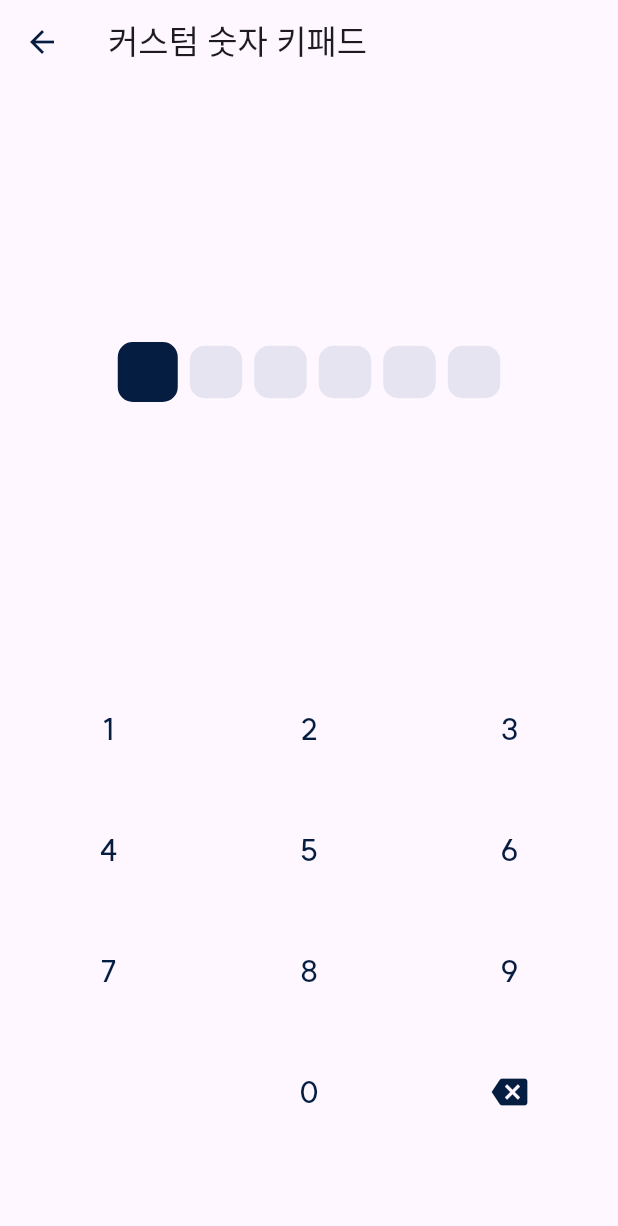
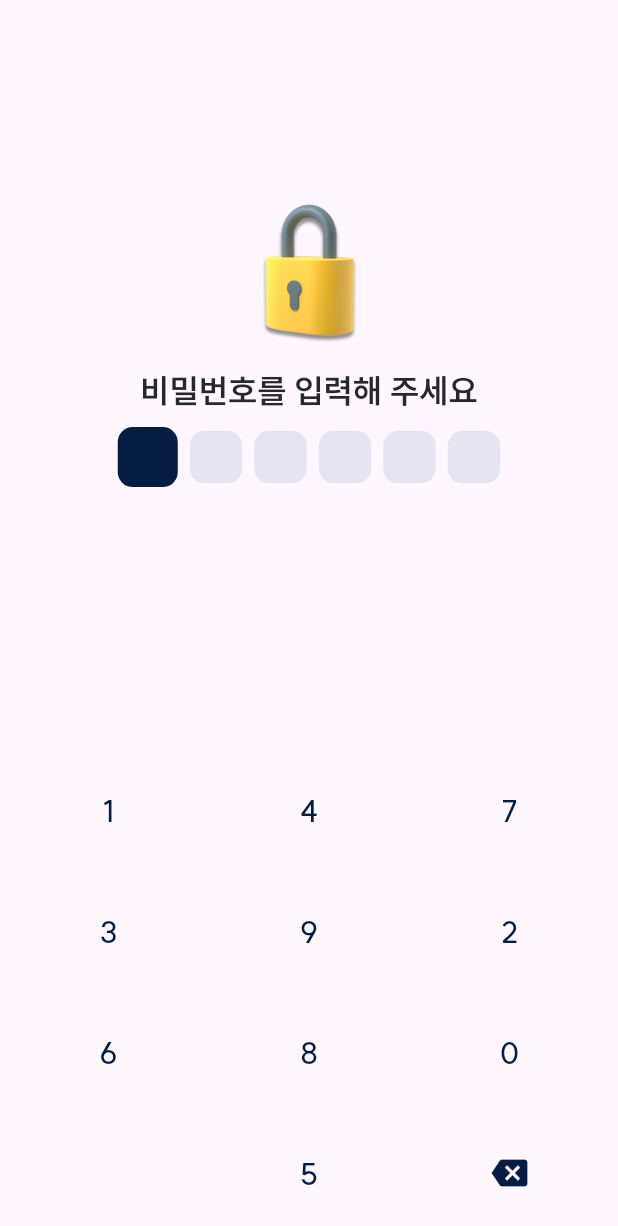
Before and after one commit to pcardchu/pcardchu, a Flutter app: the NumberInputScreen screen opened directly, after a tap on an icon or button, on a phone screen of 412 x 824 dp. Shown: the top 1226 px of the screen. Run offline on Flutter 3.47's test engine with Material 3 defaults, Android fonts, the phone set to English and light mode, and no system bars; our stand-ins replace flutter_dotenv; missing offline and left inert: credit_card_scanner, encrypt, kakao_flutter_sdk; project files that could hold a hidden picture were left out.

Commit message:
💠 feat: NumberPadScreen() 그림 추가, 틀릴 시 텍스트 추가, 흔들리는 애니메이션 추가, 기본 텍스트 Theme 추가

```diff
--- /dev/null
+++ b/frontend/devtools_options.yaml
@@ -0,0 +1 @@
+extensions:
--- a/frontend/lib/animations/shake_animation.dart
+++ b/frontend/lib/animations/shake_animation.dart
@@ -27,7 +27,7 @@ class ShakeAnimation {
       AnimationController controller, {
         double start = 0.0,
         double end = 10.0,
-        Curve curve = Curves.elasticIn,
+        Curve curve = Curves.elasticInOut,
       }) {
     // 흔들림 애니메이션의 범위를 정의합니다.
     return Tween<double>(begin: start, end: end).animate(
--- a/frontend/lib/main.dart
+++ b/frontend/lib/main.dart
@@ -2,6 +2,7 @@ import 'package:flutter/material.dart';
 import 'package:frontend/providers/password_provider.dart';
 import 'package:frontend/theme/app_theme.dart';
 import 'package:frontend/user/screens/login_screen.dart';
+import 'package:frontend/utils/screen_util.dart';
 import 'package:kakao_flutter_sdk/kakao_flutter_sdk_user.dart';
 import 'package:provider/provider.dart';
 import 'providers/login_provider.dart';
@@ -22,6 +23,7 @@ Future main() async {
 class MyApp extends StatelessWidget {
   @override
   Widget build(BuildContext context) {
+    ScreenUtil.init(context);
     return MultiProvider(
       providers: [
         ChangeNotifierProvider(create: (context) => LoginProvider()),
--- a/frontend/lib/providers/password_provider.dart
+++ b/frontend/lib/providers/password_provider.dart
@@ -4,15 +4,45 @@ import 'package:frontend/user/services/password_service.dart';
 
 class PasswordProvider with ChangeNotifier {
   String _inputValue = "";
+  int _wrongCount = 0;
   String tmpAnswer = "123456";
+  List _nums = [0, 1, 2, 3, 4, 5, 6, 7, 8, 9];
 
   String get inputValue => _inputValue;
+  int get wrongCount => _wrongCount;
+  List get nums => _nums;
 
   void addNumber(int number) {
     if (_inputValue.length < 6) { // 최대 6자리 숫자까지 입력 가능
       _inputValue += number.toString();
       notifyListeners(); // 상태가 변경되었음을 알림
+
+      // 비밀번호 길이가 6자리가 되었을 때의 로직
+      if (_inputValue.length == 6) {
+        if (!checkPassword()) {
+          _wrongCount++;
+          notifyListeners();
+
+          if (_wrongCount >= 6) {
+            // wrongCount가 6이 되었을 때의 처리 로직
+            // 예: 사용자에게 경고 메시지를 보여주기
+            // 추가적인 사용자 조치를 여기서 취할 수 있습니다.
+            print("비밀번호 입력 시도 횟수 초과");
+            // clearInput(); // 비밀번호 입력 필드 초기화
+            clearWrongCount(); // wrongCount 초기화
+            // 필요한 경우, 사용자에게 경고 메시지를 보여주는 등의 UI 업데이트
+          }
+        } else {
+          print("비밀번호가 정확합니다.");
+          // 정확한 비밀번호 입력 후의 동작
+        }
+      }
+
     }
+  }
+
+  void shuffleNums(){
+    _nums.shuffle();
   }
 
   void deleteLast() {
@@ -27,6 +57,11 @@ class PasswordProvider with ChangeNotifier {
     notifyListeners(); // 상태가 변경되었음을 알림
   }
 
+  void clearWrongCount() {
+    _wrongCount = 0;
+    notifyListeners();
+  }
+
   bool checkPassword() {
     return _inputValue == tmpAnswer;
   }
--- a/frontend/lib/theme/app_theme.dart
+++ b/frontend/lib/theme/app_theme.dart
@@ -8,6 +8,15 @@ import 'package:frontend/utils/app_fonts.dart';
 class AppTheme {
   static ThemeData get lightTheme {
     return ThemeData(
+      textTheme: TextTheme(
+        bodyLarge: AppFonts.suit(fontSize: 16, fontWeight: FontWeight.normal).copyWith(color: AppColors.textBlack),
+        bodyMedium: AppFonts.suit(fontSize: 14, fontWeight: FontWeight.normal).copyWith(color: AppColors.textBlack),
+        displayLarge: AppFonts.suit(fontSize: 24, fontWeight: FontWeight.bold).copyWith(color: AppColors.textBlack),
+        displayMedium: AppFonts.suit(fontSize: 22, fontWeight: FontWeight.bold).copyWith(color: AppColors.textBlack),
+        // 추가적으로 필요한 텍스트 스타일을 여기에 정의할 수 있습니다.
+      ),
+
+
       //textButton
       textButtonTheme: TextButtonThemeData(
         style: _commonButtonStyle(),
--- a/frontend/lib/user/screens/number_pad_screen.dart
+++ b/frontend/lib/user/screens/number_pad_screen.dart
@@ -1,8 +1,10 @@
 import 'package:flutter/cupertino.dart';
 import 'package:flutter/material.dart';
+import 'package:flutter/widgets.dart';
 import 'package:frontend/providers/password_provider.dart';
 import 'package:frontend/user/widgets/custom_number_pad.dart';
 import 'package:frontend/user/widgets/input_indicator.dart';
+import 'package:frontend/utils/screen_util.dart';
 import 'package:provider/provider.dart';
 
 class NumberInputScreen extends StatefulWidget {
@@ -15,19 +17,19 @@ class _NumberInputScreenState extends State<NumberInputScreen> {
   @override
   Widget build(BuildContext context) {
     return Scaffold(
-      appBar: AppBar(
-        title: Text("커스텀 숫자 키패드"),
-      ),
       body: Column(
-        mainAxisAlignment: MainAxisAlignment.spaceBetween,
+        mainAxisAlignment: MainAxisAlignment.spaceAround,
         children: [
-          // 첫 번째 자식을 Flexible로 감싸서 비율을 지정합니다.
+          Container(height: ScreenUtil.h(10),),
+
           Expanded(
+            // flex: 1,
             child: InputIndicator(),
           ),
-          // 두 번째 자식을 Flexible로 감싸서 비율을 지정합니다.
-          Flexible(
-            flex: 1,
+          Container(height: ScreenUtil.h(10),),
+
+          Expanded(
+            // flex: 1,
             child: CustomNumberPad(),
           ),
         ],
--- a/frontend/lib/user/widgets/custom_number_pad.dart
+++ b/frontend/lib/user/widgets/custom_number_pad.dart
@@ -5,19 +5,30 @@ import 'package:flutter/cupertino.dart';
 import 'package:flutter/material.dart';
 import 'package:frontend/providers/password_provider.dart';
 import 'package:frontend/utils/app_fonts.dart';
+import 'package:frontend/utils/screen_util.dart';
 import 'package:provider/provider.dart';
+class CustomNumberPad extends StatefulWidget {
+  @override
+  _CustomNumberPadState createState() => _CustomNumberPadState();
+}
 
-class CustomNumberPad extends StatelessWidget {
-  // final void Function(int) onNumberSelected;
-  //
-  // CustomNumberPad({required this.onNumberSelected});
+class _CustomNumberPadState extends State<CustomNumberPad> {
+  @override
+  void initState() {
+    super.initState();
+    Provider.of<PasswordProvider>(context, listen: false).shuffleNums();
+  }
 
   @override
   Widget build(BuildContext context) {
     final provider = Provider.of<PasswordProvider>(context);
+    final randomNums = provider.nums;
+    // randomNums.shuffle(); // 배열을 무작위로 섞음
     // final numbers = provider.numbers; // 숫자 배열 상태를 가져옴
 
-    return GridView.count(
+    return Container(
+      // height: ScreenUtil.w(100),
+      child: GridView.count(
         physics: NeverScrollableScrollPhysics(),
         crossAxisCount: 3,
         childAspectRatio: 1.7,
@@ -35,8 +46,7 @@ class CustomNumberPad extends StatelessWidget {
             );
           }
 
-        var randomNums = [0, 1, 2, 3, 4, 5, 6, 7, 8, 9]; // 0부터 9까지의 숫자로 배열 초기화
-        // randomNums.shuffle(Random()); // 배열을 무작위로 섞음
+
 
           // 0을 포함하여 숫자 버튼 (0은 11번째 위치에 있으므로, 인덱스 조정 필요)
           final number = index < 9 ? index + 1 : 0;
@@ -44,12 +54,12 @@ class CustomNumberPad extends StatelessWidget {
           return TextButton(
             child: Text("${randomNums[number]}"),
             onPressed: () => provider.addNumber(randomNums[number]),
-          style: ElevatedButton.styleFrom(
-              elevation: 0,
+            style: TextButton.styleFrom(
               textStyle: AppFonts.suit(fontSize: 20, fontWeight: FontWeight.w600)
             ),
           );
         }),
+      ),
     );
   }
 }
--- a/frontend/lib/user/widgets/input_indicator.dart
+++ b/frontend/lib/user/widgets/input_indicator.dart
@@ -8,22 +8,78 @@ class InputIndicator extends StatefulWidget {
   _InputIndicatorState createState() => _InputIndicatorState();
 }
 
-class _InputIndicatorState extends State<InputIndicator> {
+class _InputIndicatorState extends State<InputIndicator> with SingleTickerProviderStateMixin {
+  AnimationController? _controller;
+  Animation<double>? _shakeAnimation;
+
+  @override
+  void initState() {
+    super.initState();
+    _controller = AnimationController(
+      duration: const Duration(milliseconds: 150),
+      vsync: this,
+    );
+
+    // 흔들림 애니메이션. 좌우로 -10.0에서 10.0까지 이동합니다.
+    _shakeAnimation = Tween<double>(begin: 10, end: -10).animate(_controller!)
+      ..addStatusListener((status) {
+        if (status == AnimationStatus.completed) {
+          _controller!.reverse();
+        } else if (status == AnimationStatus.dismissed) {
+          _controller!.stop(); // 애니메이션이 끝나면 정지합니다.
+          final passwordProvider = Provider.of<PasswordProvider>(context, listen: false);
+          passwordProvider.clearInput();
+        }
+      });
+  }
+
+  @override
+  void dispose() {
+    _controller!.dispose();
+    super.dispose();
+  }
+
   @override
   Widget build(BuildContext context) {
     final passwordProvider = Provider.of<PasswordProvider>(context);
     final inputLength = passwordProvider.inputValue.length;
 
-    return Row(
+    // 비밀번호 길이가 6에 도달하면 흔들림 애니메이션을 시작합니다.
+    if (inputLength == 6 && _controller!.status != AnimationStatus.forward) {
+      _controller!.forward(from: 0.0);
+    }
+
+    return Column(
+      mainAxisAlignment: MainAxisAlignment.center,
+      children: [
+        Padding(
+          padding: const EdgeInsets.all(5.0),
+          child: Image.asset('assets/images/lock.png', width: 100, height: 100),
+        ),
+        Padding(
+          padding: const EdgeInsets.all(5.0),
+          child: Text(
+            "비밀번호를 입력해 주세요",
+            style: TextStyle(fontSize: 22, fontWeight: FontWeight.bold),
+          ),
+        ),
+        AnimatedBuilder(
+          animation: _shakeAnimation!,
+          builder: (context, child) {
+            return Transform.translate(
+              offset: Offset(_shakeAnimation!.value * (_controller!.value <= 0.1 ? 0 : 1), 0),
+              child: child!,
+            );
+          },
+          child: Row(
             mainAxisAlignment: MainAxisAlignment.center,
             children: List.generate(6, (index) {
-        // 입력 시 크기 변화를 위한 계산
               final bool isActive = index < inputLength;
-        final double size = isActive ? 40 : 35; // 활성화 시 크기 증가
+              final double size = isActive ? 40 : 35;
 
               return AnimatedContainer(
                 duration: Duration(milliseconds: 250),
-          curve: Curves.ease, // 부드러운 애니메이션 효과
+                curve: Curves.ease,
                 margin: EdgeInsets.all(4),
                 width: size,
                 height: size,
@@ -33,6 +89,22 @@ class _InputIndicatorState extends State<InputIndicator> {
                 ),
               );
             }),
+          ),
+        ),
+        Visibility(
+          visible: passwordProvider.wrongCount >= 1,
+          maintainSize: true,
+          maintainAnimation: true,
+          maintainState: true,
+          child: Padding(
+            padding: const EdgeInsets.all(8.0),
+            child: Text(
+              "비밀번호가 맞지 않아요(${passwordProvider.wrongCount}/5)",
+              style: TextStyle(color: AppColors.mainRed, fontWeight: FontWeight.bold),
+            ),
+          ),
+        ),
+      ],
     );
   }
 }
```
Also changed, not shown: frontend/assets/images/lock.png (added). Lines whose indentation alone changed are shown as unchanged.
